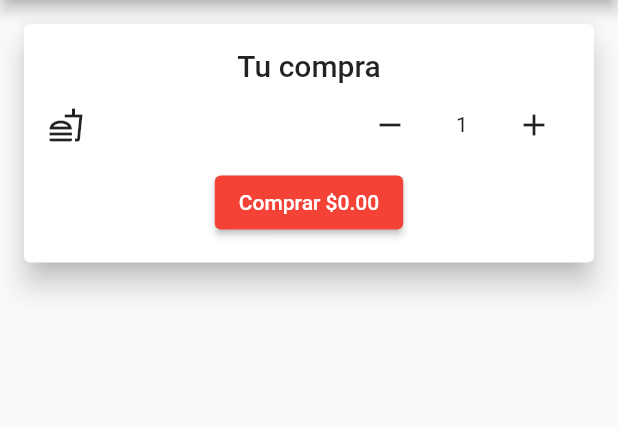
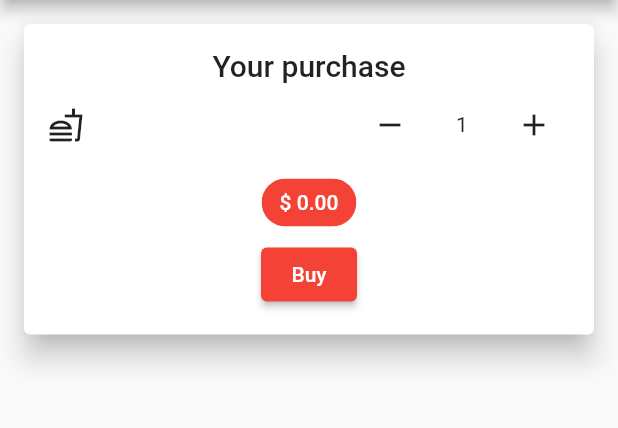
Before and after one commit to ayc-g6/pedidosNow-front, a Flutter app: the OrderSummaryPage screen opened directly with empty values, on a phone screen of 412 x 824 dp, the part 84-512 px from its top. Run offline on Flutter 3.47's test engine with Material 2 defaults, Android fonts, the phone set to English and light mode, and no system bars; our stand-ins replace flutter_secure_storage, infinite_scroll_pagination, syncfusion_flutter_charts; accounts and stored records are empty; network calls fail.

Commit message:
corrijo texto en español a ingles

```diff
--- a/lib/src/pages/business_products.dart
+++ b/lib/src/pages/business_products.dart
@@ -15,7 +15,7 @@ class BusinessProducts extends StatelessWidget {
   @override
   Widget build(BuildContext context) {
     return ElevatedButton(
-      child: const Text('Agregar producto'),
+      child: const Text('Add product'),
       onPressed: () => _addProduct(context),
     );
   }
--- a/lib/src/pages/order_confirmation.dart
+++ b/lib/src/pages/order_confirmation.dart
@@ -62,7 +62,7 @@ class _OrderConfirmationPageState extends State<OrderConfirmationPage> {
               child: Column(children: [
                 Align(
                     alignment: Alignment.topCenter,
-                    child: Text("Tu compra",
+                    child: Text("Your purchase",
                         style: Theme.of(context).textTheme.titleLarge)),
                 Row(children: [
                   const Icon(Icons.fastfood_outlined),
@@ -89,7 +89,7 @@ class _OrderConfirmationPageState extends State<OrderConfirmationPage> {
                             ),
                           ),
                           ElevatedButton(
-                        child: const Text("Confirmar Compra"),
+                            child: const Text("Confirm Purchase"),
                             onPressed: () async => _createOrder(),
                           )
                         ])),
--- a/lib/src/pages/order_summary.dart
+++ b/lib/src/pages/order_summary.dart
@@ -28,7 +28,7 @@ class _OrderSummaryPageState extends State<OrderSummaryPage> {
               child: Column(children: [
                 Align(
                     alignment: Alignment.topCenter,
-                    child: Text("Tu compra",
+                    child: Text("Your purchase",
                         style: Theme.of(context).textTheme.titleLarge)),
                 Row(children: [
                   const Icon(Icons.fastfood_outlined),
@@ -37,8 +37,7 @@ class _OrderSummaryPageState extends State<OrderSummaryPage> {
                     title: Text(widget.product.name,
                         style: Theme.of(context).textTheme.titleLarge),
                     //subtitle: Text("${widget.product.owner}\n\$${widget.product.price}") TODO check this
-                      )
-                    ),
+                  )),
                   IconButton(
                     icon: const Icon(Icons.remove),
                     onPressed: () => setState(() {
@@ -59,18 +58,29 @@ class _OrderSummaryPageState extends State<OrderSummaryPage> {
                     }),
                   ),
                 ]),
+                Column(
+                  mainAxisAlignment: MainAxisAlignment.center,
+                  children: [
+                    Chip(
+                      backgroundColor: Colors.red,
+                      label: Text(
+                          '\$ ${(_quantity * widget.product.price).toStringAsFixed(2)}'),
+                      labelStyle: const TextStyle(color: Colors.white),
+                    ),
+                    const SizedBox(width: 10),
                     ElevatedButton(
-                  child: Text("Comprar \$" +
-                      (_quantity * widget.product.price).toStringAsFixed(2)),
+                      child: const Text("Buy"),
                       onPressed: () {
                         Navigator.push(
                           context,
                           MaterialPageRoute(
-                        builder: (context) =>
-                            OrderConfirmationPage(product: widget.product, quantity: _quantity),
+                            builder: (context) => OrderConfirmationPage(
+                                product: widget.product, quantity: _quantity),
                           ),
                         );
                       },
+                    ),
+                  ],
                 )
               ]),
             ),
--- a/lib/src/pages/product_view.dart
+++ b/lib/src/pages/product_view.dart
@@ -36,7 +36,7 @@ class _ProductViewPageState extends State<ProductViewPage> {
                   Padding(
                       padding: const EdgeInsets.only(right: 16.0),
                       child: ElevatedButton(
-                        child: const Text("Pedir Producto"),
+                        child: const Text("Order Product"),
                         onPressed: () {
                           Navigator.push(
                             context,
```
Also changed, not shown: lib/src/pages/new_product.dart (+11 -9 lines). Lines whose indentation alone changed are shown as unchanged.
